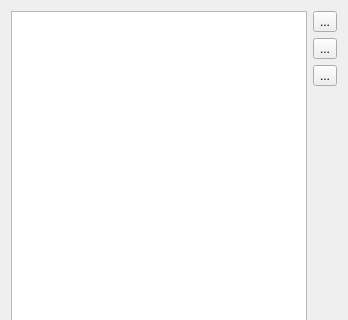
Qt form src/gui/db_entities_form.ui (YuriyRusinov/db_university) before a commit; both pictures show x 0 to 348 and y 0 to 320 of the 348 by 471 pixel window.
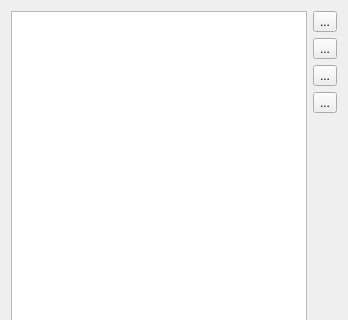
The same form after that commit.

Commit message: Entity list for departments.

```diff
--- a/src/gui/db_entities_form.ui
+++ b/src/gui/db_entities_form.ui
@@ -14,31 +14,27 @@
    <string>Form</string>
   </property>
   <layout class="QGridLayout" name="gridLayout">
-   <item row="0" column="0" rowspan="4">
-    <widget class="QTreeView" name="tvViewEntities"/>
-   </item>
-   <item row="0" column="1">
-    <widget class="QToolButton" name="tbAddEntity">
-     <property name="text">
-      <string>...</string>
-     </property>
-    </widget>
-   </item>
-   <item row="1" column="1">
-    <widget class="QToolButton" name="tbEditEntity">
-     <property name="text">
-      <string>...</string>
-     </property>
-    </widget>
-   </item>
    <item row="2" column="1">
-    <widget class="QToolButton" name="tbDelEntity">
+    <widget class="QToolButton" name="tbEditEntity">
+     <property name="toolTip">
+      <string>Edit record</string>
+     </property>
      <property name="text">
       <string>...</string>
      </property>
     </widget>
    </item>
-   <item row="3" column="1">
+   <item row="1" column="1">
+    <widget class="QToolButton" name="tbAddEntity">
+     <property name="toolTip">
+      <string>Add resord</string>
+     </property>
+     <property name="text">
+      <string>...</string>
+     </property>
+    </widget>
+   </item>
+   <item row="4" column="1">
     <spacer name="verticalSpacer">
      <property name="orientation">
       <enum>Qt::Vertical</enum>
@@ -51,6 +47,29 @@
      </property>
     </spacer>
    </item>
+   <item row="3" column="1">
+    <widget class="QToolButton" name="tbDelEntity">
+     <property name="toolTip">
+      <string>Delete record</string>
+     </property>
+     <property name="text">
+      <string>...</string>
+     </property>
+    </widget>
+   </item>
+   <item row="0" column="1">
+    <widget class="QToolButton" name="tbRefresh">
+     <property name="toolTip">
+      <string>refreshModel</string>
+     </property>
+     <property name="text">
+      <string>...</string>
+     </property>
+    </widget>
+   </item>
+   <item row="0" column="0" rowspan="5">
+    <widget class="QTreeView" name="tvViewEntities"/>
+   </item>
   </layout>
  </widget>
  <resources/>
```
The commit also changes 12 other files.
